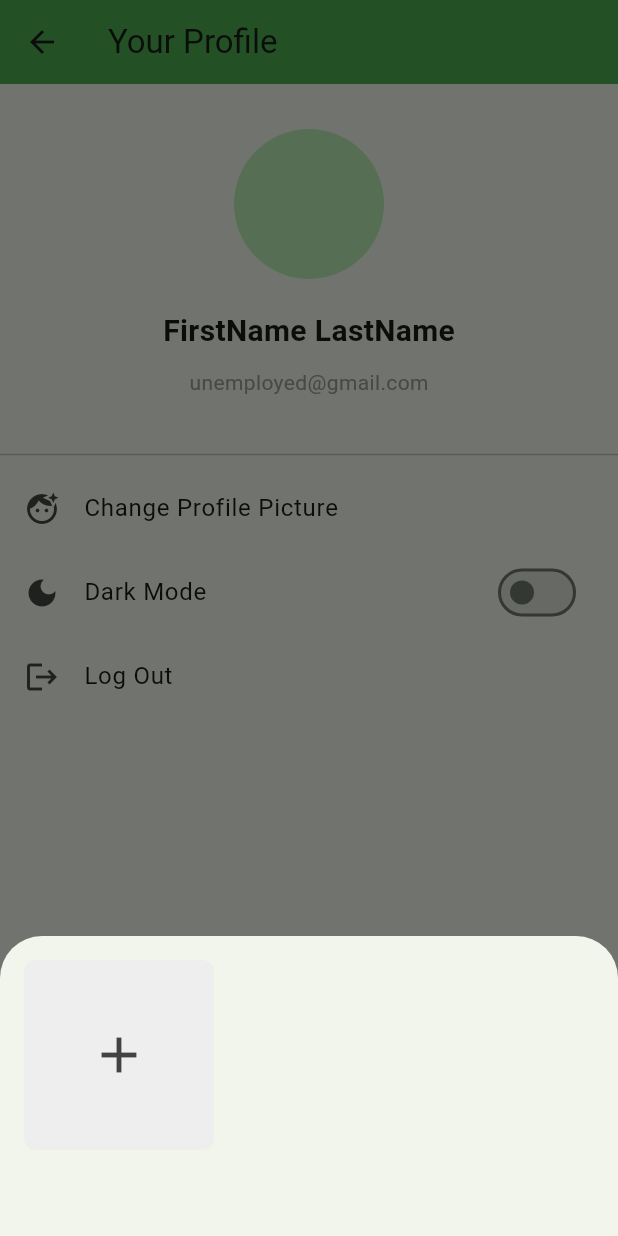
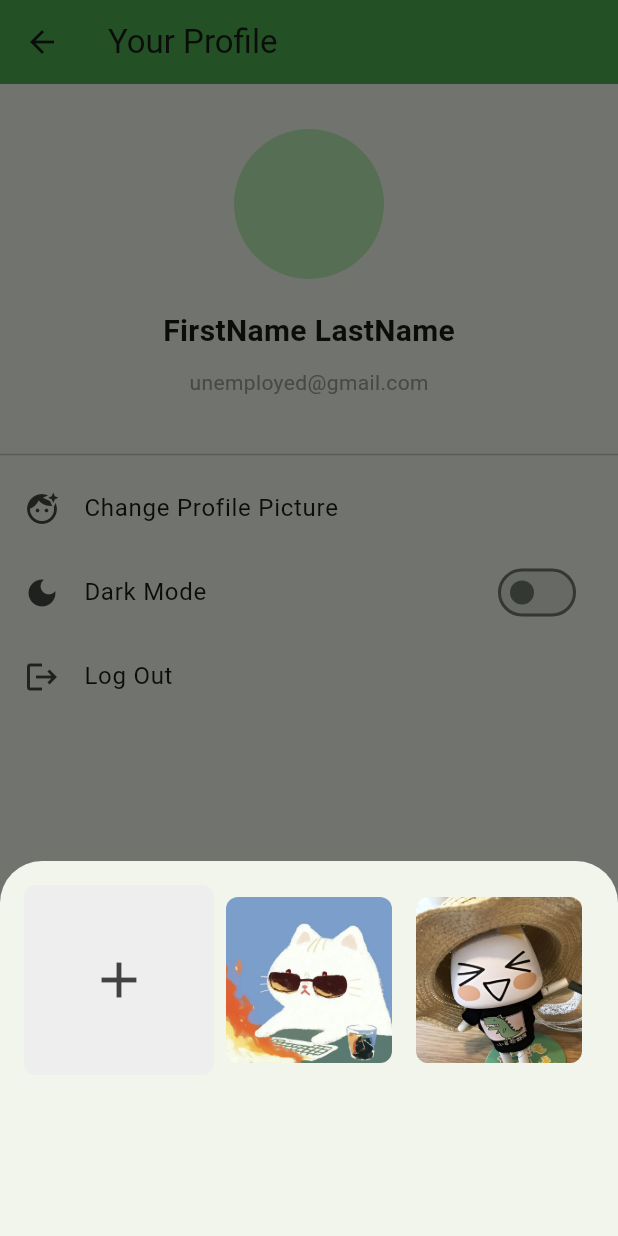
Before and after one commit to juliaetz/jobSearchApp, a Flutter app: the ProfileSettingsPage screen opened directly, after a tap on "Change Profile Picture", on a phone screen of 412 x 824 dp. Run offline on Flutter 3.47's test engine with Material 3 defaults, Android fonts, the phone set to English and light mode, and no system bars; our stand-ins replace cloud_firestore, csv, firebase_core, image_picker; accounts and stored records are empty.

Commit message:
added sample images for profile picture

```diff
--- a/lib/VIEW/jobHomePage.dart
+++ b/lib/VIEW/jobHomePage.dart
@@ -96,7 +96,7 @@ class JobHomePage extends StatelessWidget {
           SizedBox(height: 50),
 
 
-          // GO TO LOCATIONS PAGE (OR JOB INFO PAGE? WHICHEVER ONE FIRST!)
+          // GO TO LOCATIONS PAGE (OR JOB INFO PAGE? WHICHEVER ONE FIRST?)
           ElevatedButton(
             onPressed: (){
               Navigator.push(context, MaterialPageRoute(
--- a/lib/VIEW/profile_settings_page.dart
+++ b/lib/VIEW/profile_settings_page.dart
@@ -20,16 +20,24 @@ class _ProfileSettingsPageState extends State<ProfileSettingsPage> {
   String? _assetProfileImagePath;
   final picker = ImagePicker();
 
-  // PICK IMAGE FROM GALLERY OR SAMPLE IMAGES
+  // SAMPLE IMAGES FOR PROFILE PICTURE
   Future<void> _pickImage() async{
+    final sampleImages = [
+      'assets/images/burningComputerCat.jpg',
+      'assets/images/vacationCat.jpg',
+    ];
+
+
+    // PICK IMAGES FROM GALLERY OR SAMPLE IMAGES
     showModalBottomSheet(
         context: context,
         builder: (context) => Container(
           padding: EdgeInsets.all(16),
-          height: 200,
+          height: 250,
           child: GridView.count(
             crossAxisCount: 3,
             children: [
+              // OPTION TO ADD FROM GALLERY
               GestureDetector(
                 onTap: () async{
                   final pickedFile = await picker.pickImage(source: ImageSource.gallery);
@@ -48,9 +56,31 @@ class _ProfileSettingsPageState extends State<ProfileSettingsPage> {
                   ),
                   child: Center(
                     child: Icon(Icons.add, size: 40, color: Colors.grey[800]),
+                  ),
+                ),
+              ),
+
+              // SAMPLE IMAGES
+              for (var imagePath in sampleImages)
+                GestureDetector(
+                  onTap: () {
+                    setState(() {
+                      _assetProfileImagePath = imagePath;
+                      _profileImage = null;
+                    });
+                    Navigator.pop(context);
+                  },
+                  child: Container(
+                    margin: EdgeInsets.all(8),
+                    decoration: BoxDecoration(
+                      borderRadius: BorderRadius.circular(8),
+                      image: DecorationImage(
+                        image: AssetImage(imagePath),
+                        fit: BoxFit.cover,
+                      )
+                    ),
                   )
-                ),
-              )
+                )
             ],
           )
         )
```
